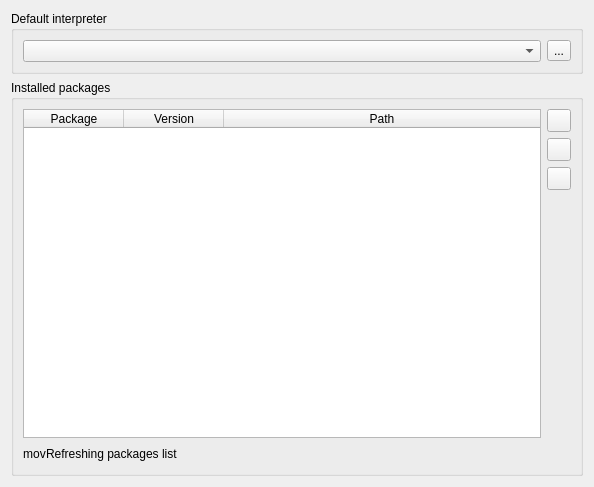
This is forms/settings_page_interpreters.ui in merbst/QIdle as Qt 5 draws it before an edit. The edited form follows.
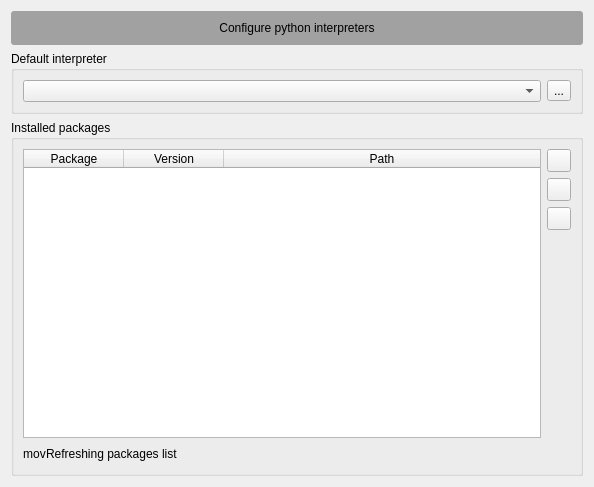
This is the edited form. Icons and pictures are not drawn.

Patch:
```diff
--- a/forms/settings_page_interpreters.ui
+++ b/forms/settings_page_interpreters.ui
@@ -14,6 +14,21 @@
    <string>Form</string>
   </property>
   <layout class="QVBoxLayout" name="verticalLayout">
+   <item>
+    <widget class="QLabel" name="header">
+     <property name="styleSheet">
+      <string notr="true">border-radius: 3px;
+background-color: rgb(161, 161, 161);
+padding: 10px;</string>
+     </property>
+     <property name="text">
+      <string>Configure python interpreters</string>
+     </property>
+     <property name="alignment">
+      <set>Qt::AlignCenter</set>
+     </property>
+    </widget>
+   </item>
    <item>
     <widget class="QGroupBox" name="groupBox">
      <property name="title">
```
